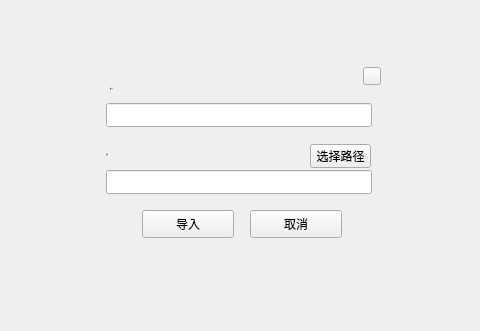
Qt form XWCWallet/importdialog.ui (Whitecoin-Owner/Whitecoin-qt) before a commit; both pictures show x 240 to 720 and y 115 to 446 of the 960 by 543 pixel window.
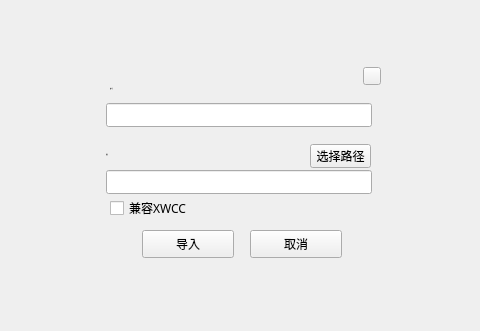
The same form after that commit.

Commit message: update to 1.2.4, compatible with XWCC private key

What changed in the file:
```diff
--- a/XWCWallet/importdialog.ui
+++ b/XWCWallet/importdialog.ui
@@ -33,7 +33,7 @@
       <x>330</x>
       <y>175</y>
       <width>300</width>
-      <height>193</height>
+      <height>211</height>
      </rect>
     </property>
     <widget class="QLineEdit" name="privateKeyLineEdit">
@@ -177,7 +177,7 @@
      <property name="geometry">
       <rect>
        <x>52</x>
-       <y>150</y>
+       <y>170</y>
        <width>92</width>
        <height>28</height>
       </rect>
@@ -201,7 +201,7 @@
      <property name="geometry">
       <rect>
        <x>160</x>
-       <y>150</y>
+       <y>170</y>
        <width>92</width>
        <height>28</height>
       </rect>
@@ -245,6 +245,19 @@
       <bool>true</bool>
      </property>
     </widget>
+    <widget class="QCheckBox" name="isXwcc">
+     <property name="geometry">
+      <rect>
+       <x>20</x>
+       <y>140</y>
+       <width>91</width>
+       <height>16</height>
+      </rect>
+     </property>
+     <property name="text">
+      <string>兼容XWCC</string>
+     </property>
+    </widget>
    </widget>
   </widget>
  </widget>
```
The commit also changes 716 other files.
